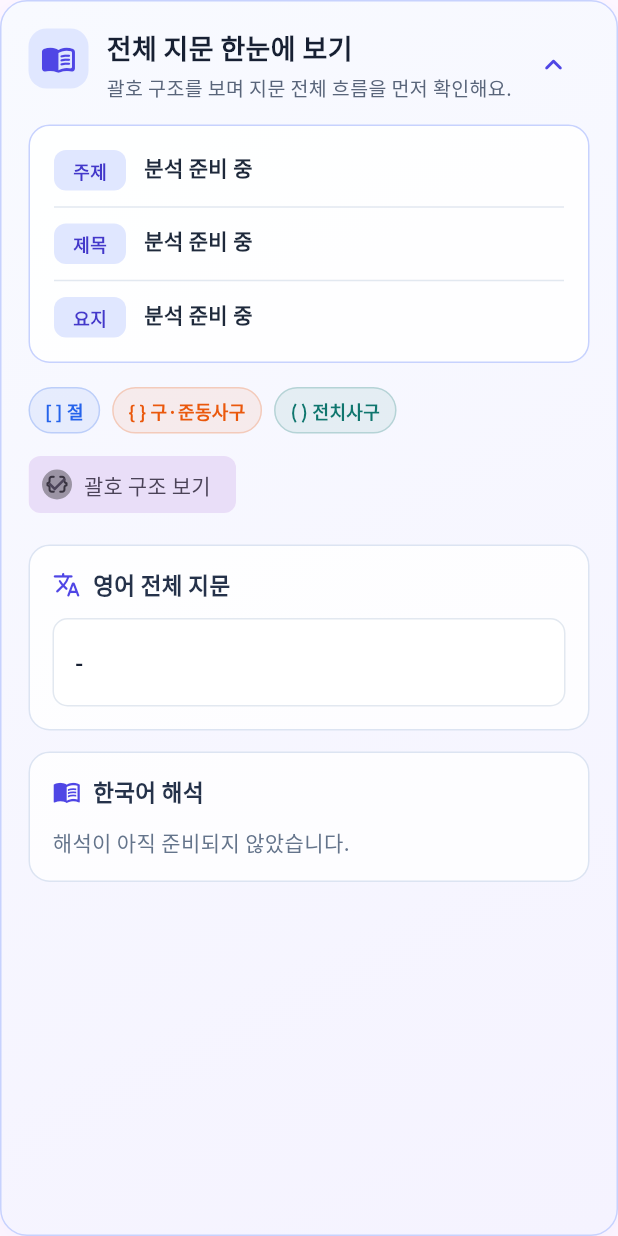
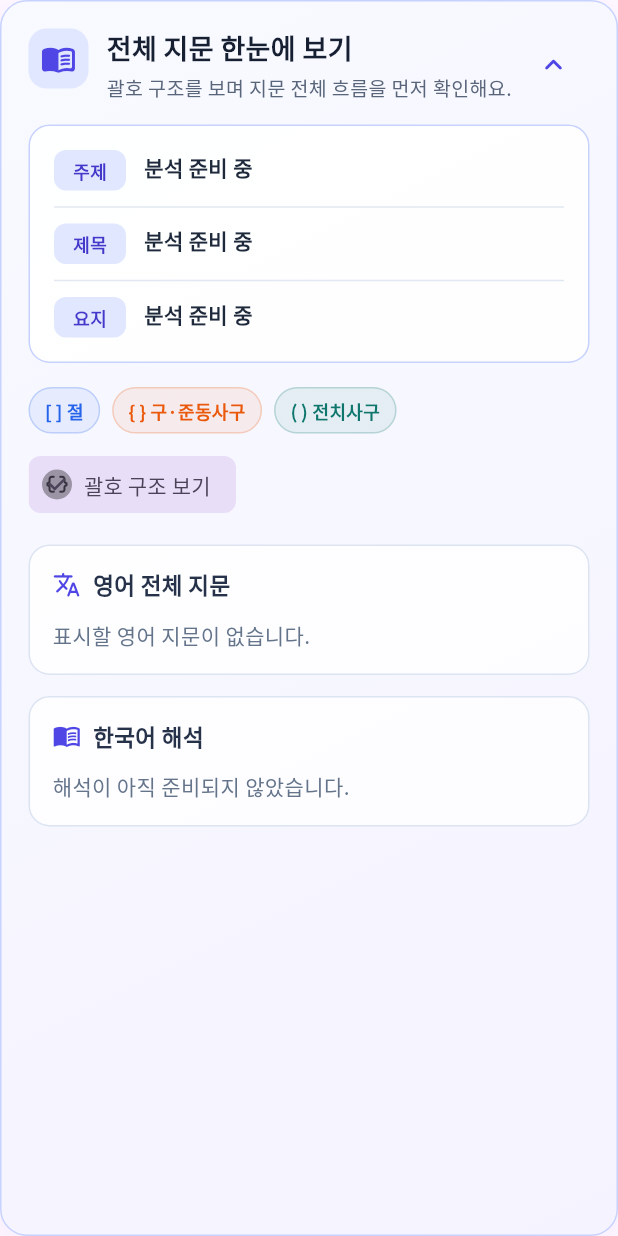
Before and after one commit to postech327/english_analyzer_app, a Flutter app: the FinalTouchFullBracketedPassage widget shown alone on an empty page, opened directly with empty values, on a phone screen of 412 x 824 dp. Run offline on Flutter 3.47's test engine with Material 3 defaults, Android fonts, the phone set to English and light mode, and no system bars; our stand-ins replace flutter_secure_storage, open_filex, pdf, printing, universal_io; missing offline and left inert: dart:html, file_saver; accounts and stored records are empty; network calls fail.

Commit message:
Clean up Final Touch passage comparison layout

```diff
--- a/lib/widgets/final_touch_sentence_analysis.dart
+++ b/lib/widgets/final_touch_sentence_analysis.dart
@@ -130,16 +130,19 @@ class _FinalTouchFullBracketedPassageState
 
   @override
   Widget build(BuildContext context) {
-    final rows = _passageRows(
+    final passageText = _passageText(
       bracketed: widget.body,
       plain: widget.plainBody,
       details: widget.sentenceDetails,
       showBrackets: _showBrackets,
     );
-    final visibleRows = _expanded ? rows : rows.take(3).toList();
-    final translationRows = _translationRows(widget.sentenceDetails);
-    final visibleTranslations =
-        _expanded ? translationRows : translationRows.take(3).toList();
+    final visiblePassageText = _expanded
+        ? passageText
+        : _previewText(passageText, maxCharacters: 520);
+    final translationText = _translationText(widget.sentenceDetails);
+    final visibleTranslationText = _expanded
+        ? translationText
+        : _previewText(translationText, maxCharacters: 260);
 
     return Container(
       width: double.infinity,
@@ -256,8 +259,8 @@ class _FinalTouchFullBracketedPassageState
                   key: const Key('final-touch-english-passage-panel'),
                   icon: Icons.translate_rounded,
                   title: '영어 전체 지문',
-                  child: _PassageRows(
-                    rows: visibleRows,
+                  child: _PassageTextBlock(
+                    text: visiblePassageText,
                     emptyMessage: '표시할 영어 지문이 없습니다.',
                   ),
                 );
@@ -265,8 +268,8 @@ class _FinalTouchFullBracketedPassageState
                   key: const Key('final-touch-translation-panel'),
                   icon: Icons.menu_book_outlined,
                   title: '한국어 해석',
-                  child: _PassageRows(
-                    rows: visibleTranslations,
+                  child: _PassageTextBlock(
+                    text: visibleTranslationText,
                     emptyMessage: '해석이 아직 준비되지 않았습니다.',
                     isTranslation: true,
                   ),
@@ -285,17 +288,17 @@ class _FinalTouchFullBracketedPassageState
                   child: Row(
                     crossAxisAlignment: CrossAxisAlignment.stretch,
                     children: [
-                      Expanded(flex: 6, child: englishPanel),
+                      Expanded(flex: 8, child: englishPanel),
                       const SizedBox(width: 16),
-                      Expanded(flex: 5, child: translationPanel),
+                      Expanded(flex: 2, child: translationPanel),
                     ],
                   ),
                 );
               },
             ),
             if (!_expanded &&
-                (rows.length > visibleRows.length ||
-                    translationRows.length > visibleTranslations.length)) ...[
+                (passageText != visiblePassageText ||
+                    translationText != visibleTranslationText)) ...[
               const SizedBox(height: 12),
               Align(
                 alignment: Alignment.center,
@@ -438,20 +441,21 @@ class _PassageLanguagePanel extends StatelessWidget {
   }
 }
 
-class _PassageRows extends StatelessWidget {
-  const _PassageRows({
-    required this.rows,
+class _PassageTextBlock extends StatelessWidget {
+  const _PassageTextBlock({
+    required this.text,
     required this.emptyMessage,
     this.isTranslation = false,
   });
 
-  final List<({int? number, String text})> rows;
+  final String text;
   final String emptyMessage;
   final bool isTranslation;
 
   @override
   Widget build(BuildContext context) {
-    if (rows.isEmpty) {
+    final trimmed = text.trim();
+    if (trimmed.isEmpty) {
       return Text(
         emptyMessage,
         style: const TextStyle(
@@ -460,34 +464,7 @@ class _PassageRows extends StatelessWidget {
         ),
       );
     }
-    return AnimatedSize(
-      duration: const Duration(milliseconds: 180),
-      child: Column(
-        children: [
-          for (var index = 0; index < rows.length; index++) ...[
-            _FullPassageSentenceRow(
-              row: rows[index],
-              isTranslation: isTranslation,
-            ),
-            if (index != rows.length - 1) const SizedBox(height: 10),
-          ],
-        ],
-      ),
-    );
-  }
-}
 
-class _FullPassageSentenceRow extends StatelessWidget {
-  const _FullPassageSentenceRow({
-    required this.row,
-    this.isTranslation = false,
-  });
-
-  final ({int? number, String text}) row;
-  final bool isTranslation;
-
-  @override
-  Widget build(BuildContext context) {
     return Container(
       width: double.infinity,
       padding: const EdgeInsets.all(14),
@@ -498,96 +475,57 @@ class _FullPassageSentenceRow extends StatelessWidget {
         borderRadius: BorderRadius.circular(10),
         border: Border.all(color: const Color(0xFFE2E8F0)),
       ),
-      child: Row(
-        crossAxisAlignment: CrossAxisAlignment.start,
-        children: [
-          if (row.number != null) ...[
-            Container(
-              width: 30,
-              height: 30,
-              alignment: Alignment.center,
-              decoration: BoxDecoration(
-                color: const Color(0xFF4F46E5),
-                borderRadius: BorderRadius.circular(8),
-              ),
-              child: Text(
-                '${row.number}',
-                style: const TextStyle(
-                  color: Colors.white,
-                  fontSize: 13,
-                  fontWeight: FontWeight.w900,
-                ),
-              ),
-            ),
-            const SizedBox(width: 12),
-          ],
-          Expanded(
-            child: BracketColoredText(
-              text: row.text.trim().isEmpty ? '-' : row.text.trim(),
-              style: const TextStyle(
-                color: Color(0xFF172033),
-                fontSize: 16,
-                height: 1.75,
-                fontWeight: FontWeight.w500,
-              ),
-            ),
-          ),
-        ],
+      child: BracketColoredText(
+        text: trimmed,
+        style: TextStyle(
+          color: isTranslation
+              ? const Color(0xFF334155)
+              : const Color(0xFF172033),
+          fontSize: isTranslation ? 14 : 16,
+          height: isTranslation ? 1.7 : 1.75,
+          fontWeight: isTranslation ? FontWeight.w600 : FontWeight.w500,
+        ),
       ),
     );
   }
 }
 
-List<({int? number, String text})> _translationRows(
-  List<FinalTouchSentenceDetail> details,
-) {
+String _translationText(List<FinalTouchSentenceDetail> details) {
   return details
       .map((detail) {
         final translation = detail.translationBracketed.trim().isNotEmpty
             ? detail.translationBracketed
             : detail.translation;
-        return (
-          number: detail.sentenceNo > 0 ? detail.sentenceNo : null,
-          text: translation.trim(),
-        );
+        return translation.trim();
       })
-      .where((row) => row.text.isNotEmpty)
-      .toList();
+      .where((translation) => translation.isNotEmpty)
+      .join('\n\n');
 }
 
-List<({int? number, String text})> _passageRows({
+String _passageText({
   required String bracketed,
   required String plain,
   required List<FinalTouchSentenceDetail> details,
   required bool showBrackets,
 }) {
   if (details.isNotEmpty) {
-    return details.map((detail) {
-      final selected = showBrackets && detail.bracketed.trim().isNotEmpty
-          ? detail.bracketed
-          : detail.original;
-      return (
-        number: detail.sentenceNo > 0 ? detail.sentenceNo : null,
-        text: selected,
-      );
-    }).toList();
+    return details
+        .map((detail) => showBrackets && detail.bracketed.trim().isNotEmpty
+            ? detail.bracketed.trim()
+            : detail.original.trim())
+        .where((sentence) => sentence.isNotEmpty)
+        .join('\n\n');
   }
 
   final selected =
       showBrackets && bracketed.trim().isNotEmpty ? bracketed : plain;
-  final sentences = selected
-      .trim()
-      .split(RegExp(r'(?<=[.!?])\s+|\n+'))
-      .map((sentence) => sentence.trim())
-      .where((sentence) => sentence.isNotEmpty)
-      .toList();
-  if (sentences.length > 1) {
-    return [
-      for (var index = 0; index < sentences.length; index++)
-        (number: index + 1, text: sentences[index]),
-    ];
-  }
-  return [(number: null, text: selected.trim().isEmpty ? '-' : selected)];
+  return selected.trim();
+}
+
+String _previewText(String text, {required int maxCharacters}) {
+  final trimmed = text.trim();
+  if (trimmed.length <= maxCharacters) return trimmed;
+  return '${trimmed.substring(0, maxCharacters).trimRight()}…';
 }
 
 class _SentenceAnalysisCard extends StatelessWidget {
```
Also changed, not shown: 1 other file.
